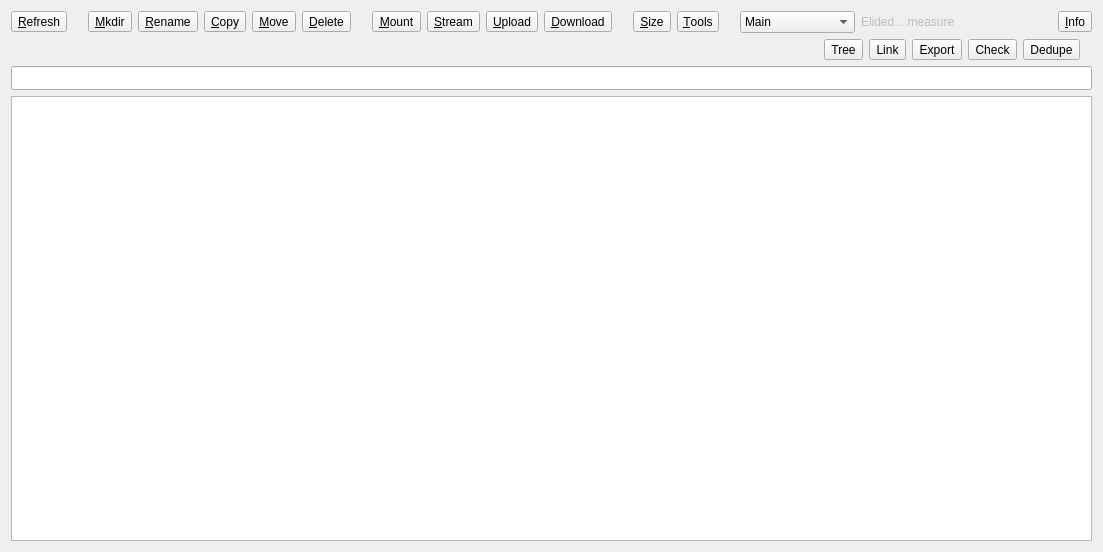
This is src/remote_widget.ui in krispykiq/RcloneBrowser-1 as Qt 5 draws it before an edit. The edited form follows.
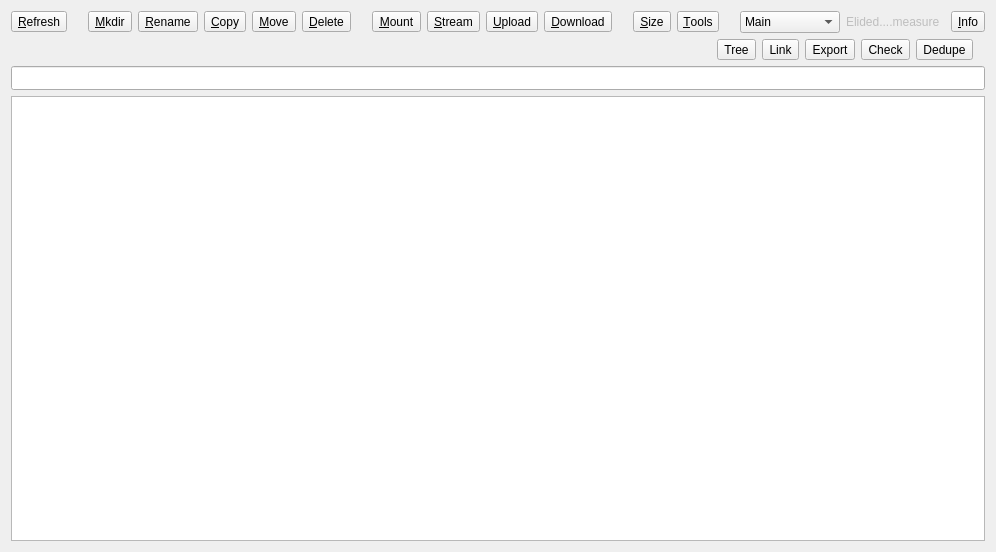
This is the edited form.

Commit message: try diff width

Patch:
```diff
--- a/src/remote_widget.ui
+++ b/src/remote_widget.ui
@@ -6,7 +6,7 @@
    <rect>
     <x>0</x>
     <y>0</y>
-    <width>1103</width>
+    <width>500</width>
     <height>552</height>
    </rect>
   </property>
```
The commit also changes 1 other file.
